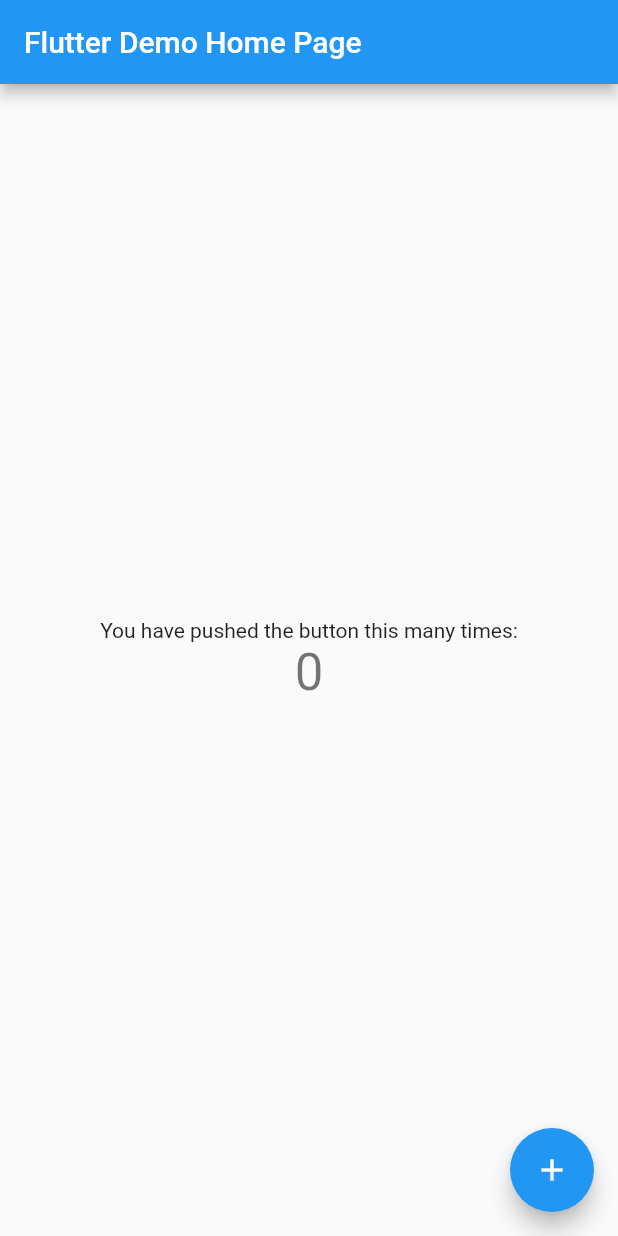
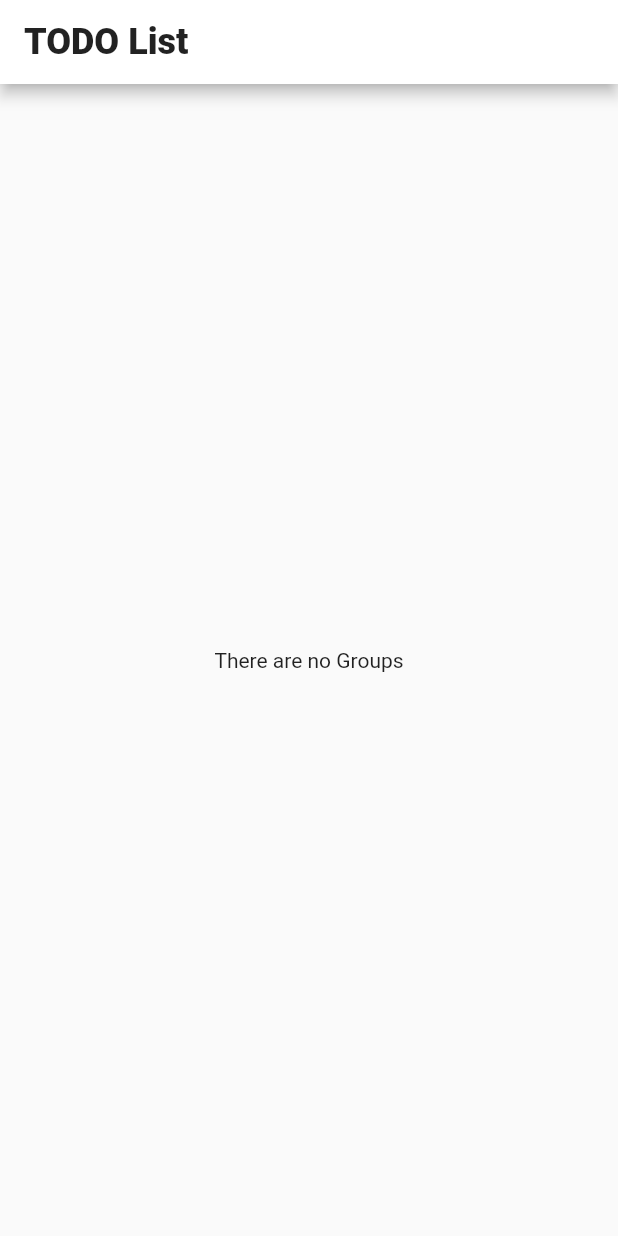
Before and after one commit to eliezerantonio/objectbox_example_flutter, a Flutter app: the screen it shows after launch, on a phone screen of 412 x 824 dp. Run offline on Flutter 3.47's test engine with Material 2 defaults, Android fonts, the phone set to English and light mode, and no system bars; our stand-ins replace objectbox.

Commit message:
add more components

```diff
--- a/lib/main.dart
+++ b/lib/main.dart
@@ -1,115 +1,24 @@
 import 'package:flutter/material.dart';
+import 'package:objectboxexample/ui/groups_screen.dart';
 
-void main() {
-  runApp(const MyApp());
-}
+void main() => runApp(const MyApp());
 
 class MyApp extends StatelessWidget {
   const MyApp({super.key});
 
-  // This widget is the root of your application.
   @override
   Widget build(BuildContext context) {
     return MaterialApp(
-      title: 'Flutter Demo',
-      theme: ThemeData(
-        // This is the theme of your application.
-        //
-        // Try running your application with "flutter run". You'll see the
-        // application has a blue toolbar. Then, without quitting the app, try
-        // changing the primarySwatch below to Colors.green and then invoke
-        // "hot reload" (press "r" in the console where you ran "flutter run",
-        // or simply save your changes to "hot reload" in a Flutter IDE).
-        // Notice that the counter didn't reset back to zero; the application
-        // is not restarted.
-        primarySwatch: Colors.blue,
-      ),
-      home: const MyHomePage(title: 'Flutter Demo Home Page'),
+      title: 'TODO List',
+      theme: ThemeData.light().copyWith(
+          appBarTheme: AppBarTheme(
+              backgroundColor: Colors.white,
+              iconTheme: IconThemeData(color: Colors.black),
+              titleTextStyle: Theme.of(context)
+                  .textTheme
+                  .headline5!
+                  .copyWith(fontWeight: FontWeight.w900))),
+      home: GroupsScreen(),
     );
   }
 }
-
-class MyHomePage extends StatefulWidget {
-  const MyHomePage({super.key, required this.title});
-
-  // This widget is the home page of your application. It is stateful, meaning
-  // that it has a State object (defined below) that contains fields that affect
-  // how it looks.
-
-  // This class is the configuration for the state. It holds the values (in this
-  // case the title) provided by the parent (in this case the App widget) and
-  // used by the build method of the State. Fields in a Widget subclass are
-  // always marked "final".
-
-  final String title;
-
-  @override
-  State<MyHomePage> createState() => _MyHomePageState();
-}
-
-class _MyHomePageState extends State<MyHomePage> {
-  int _counter = 0;
-
-  void _incrementCounter() {
-    setState(() {
-      // This call to setState tells the Flutter framework that something has
-      // changed in this State, which causes it to rerun the build method below
-      // so that the display can reflect the updated values. If we changed
-      // _counter without calling setState(), then the build method would not be
-      // called again, and so nothing would appear to happen.
-      _counter++;
-    });
-  }
-
-  @override
-  Widget build(BuildContext context) {
-    // This method is rerun every time setState is called, for instance as done
-    // by the _incrementCounter method above.
-    //
-    // The Flutter framework has been optimized to make rerunning build methods
-    // fast, so that you can just rebuild anything that needs updating rather
-    // than having to individually change instances of widgets.
-    return Scaffold(
-      appBar: AppBar(
-        // Here we take the value from the MyHomePage object that was created by
-        // the App.build method, and use it to set our appbar title.
-        title: Text(widget.title),
-      ),
-      body: Center(
-        // Center is a layout widget. It takes a single child and positions it
-        // in the middle of the parent.
-        child: Column(
-          // Column is also a layout widget. It takes a list of children and
-          // arranges them vertically. By default, it sizes itself to fit its
-          // children horizontally, and tries to be as tall as its parent.
-          //
-          // Invoke "debug painting" (press "p" in the console, choose the
-          // "Toggle Debug Paint" action from the Flutter Inspector in Android
-          // Studio, or the "Toggle Debug Paint" command in Visual Studio Code)
-          // to see the wireframe for each widget.
-          //
-          // Column has various properties to control how it sizes itself and
-          // how it positions its children. Here we use mainAxisAlignment to
-          // center the children vertically; the main axis here is the vertical
-          // axis because Columns are vertical (the cross axis would be
-          // horizontal).
-          mainAxisAlignment: MainAxisAlignment.center,
-          children: <Widget>[
-            const Text(
-              'You have pushed the button this many times:',
-            ),
-            Text(
-              '$_counter',
-              style: Theme.of(context).textTheme.headline4,
-            ),
-          ],
-        ),
-      ),
-      floatingActionButton: FloatingActionButton(
-        onPressed: _incrementCounter,
-        tooltip: 'Increment',
-        child: const Icon(Icons.add),
-      ), // This trailing comma makes auto-formatting nicer for build methods.
-    );
-  }
-}
--- /dev/null
+++ b/lib/ui/groups_screen.dart
@@ -0,0 +1,84 @@
+import 'package:flutter/material.dart';
+import 'package:objectboxexample/models/group.dart';
+
+class GroupsScreen extends StatefulWidget {
+  const GroupsScreen({super.key});
+
+  @override
+  State<GroupsScreen> createState() => _GroupsScreenState();
+}
+
+class _GroupsScreenState extends State<GroupsScreen> {
+
+  final _groups = <Group>[];
+
+  void _gotToTasks(Group group) {}
+
+  @override
+  Widget build(BuildContext context) {
+    return Scaffold(
+      appBar: AppBar(
+        title: const Text('TODO List'),
+      ),
+      body: _groups.isEmpty
+          ? const Center(
+              child: Text('There are no Groups'),
+            )
+          : GridView.builder(
+              itemCount: _groups.length,
+              gridDelegate: const SliverGridDelegateWithFixedCrossAxisCount(
+                  crossAxisCount: 2),
+              itemBuilder: ((context, index) {
+                final group = _groups[index];
+
+                return GroupItem(
+                  onTap: () => _gotToTasks(group),
+                  group: group,
+                );
+              }),
+            ),
+    );
+  }
+}
+
+class GroupItem extends StatelessWidget {
+  GroupItem({super.key, required this.onTap, required this.group});
+  void Function()? onTap;
+  Group group;
+  @override
+  Widget build(BuildContext context) {
+    final description = group.taskDescription();
+    return Padding(
+      padding: const EdgeInsets.all(10),
+      child: InkWell(
+        onTap: onTap,
+        child: Container(
+          decoration: BoxDecoration(
+            color: Color(group.color),
+            borderRadius: const BorderRadius.all(
+              Radius.circular(15),
+            ),
+          ),
+          child: Column(
+            mainAxisAlignment: MainAxisAlignment.center,
+            children: [
+              Text(
+                group.name,
+                style: const TextStyle(color: Colors.white, fontSize: 22),
+              ),
+              if (description.isNotEmpty) ...[
+                const SizedBox(
+                  height: 10,
+                ),
+                Text(
+                  description,
+                  style: const TextStyle(color: Colors.white, fontSize: 17),
+                )
+              ]
+            ],
+          ),
+        ),
+      ),
+    );
+  }
+}
```
